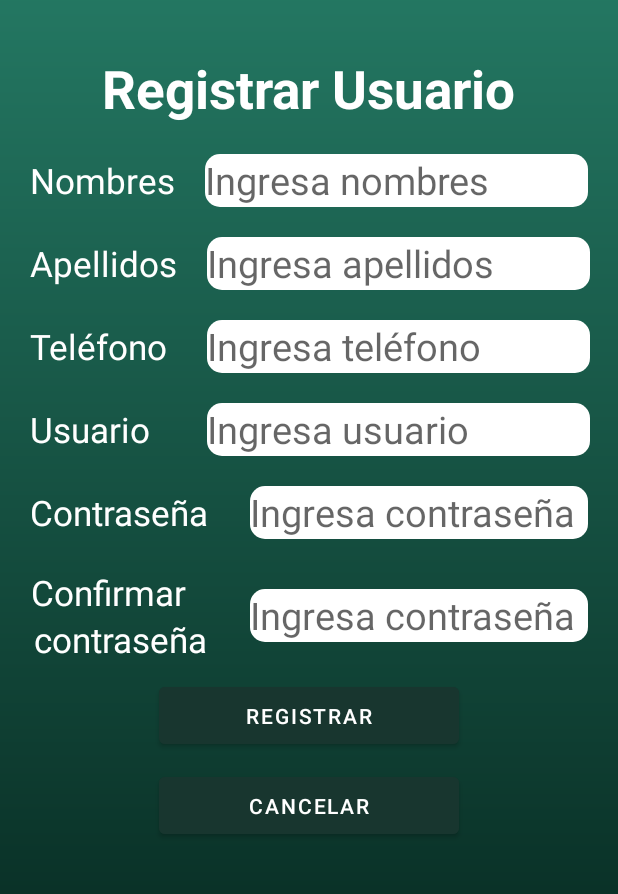
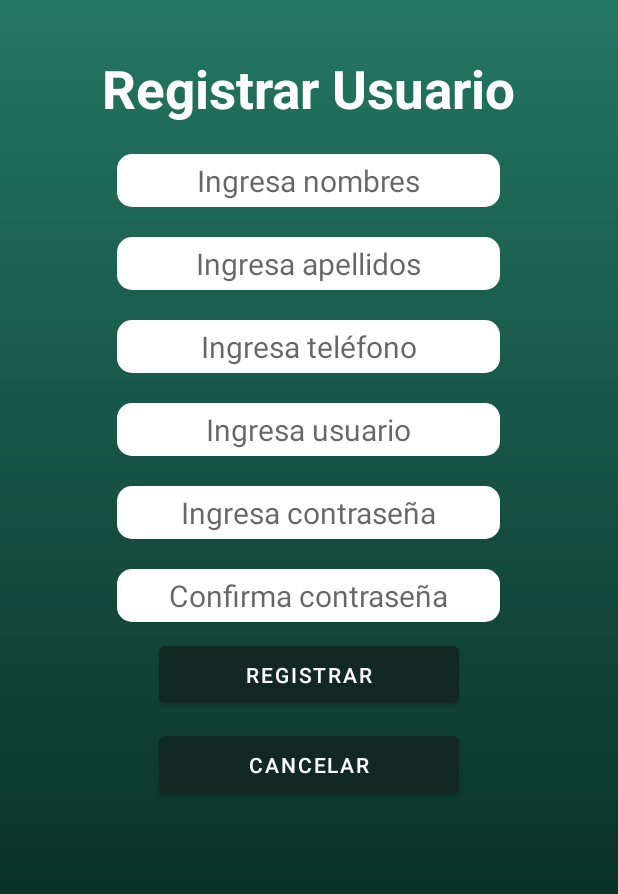
Before and after one commit to LuisT0p20/CarbonoZero, an Android app: the screen it shows after launch (CreateUser), after a tap on "Crear usuario", on a phone screen of 412 x 824 dp, the part 162-1056 px from its top. Run offline under Robolectric (Android 15) with nearby library versions, the phone set to English and light mode, and no system bars; pictures from the network do not load.

Commit message:
modified register user

```diff
--- a/app/build.gradle
+++ b/app/build.gradle
@@ -8,7 +8,7 @@ android {
 
     defaultConfig {
         applicationId "com.example.clase1"
-        minSdk 24
+        minSdk 28
         targetSdk 33
         versionCode 1
         versionName "1.0"
@@ -30,12 +30,12 @@ android {
 
 dependencies {
 
-    implementation 'androidx.appcompat:appcompat:1.4.1'
-    implementation 'com.google.android.material:material:1.5.0'
-    implementation 'androidx.constraintlayout:constraintlayout:2.1.3'
+    implementation 'androidx.appcompat:appcompat:1.6.1'
+    implementation 'com.google.android.material:material:1.8.0'
+    implementation 'androidx.constraintlayout:constraintlayout:2.1.4'
     testImplementation 'junit:junit:4.13.2'
-    androidTestImplementation 'androidx.test.ext:junit:1.1.3'
-    androidTestImplementation 'androidx.test.espresso:espresso-core:3.4.0'
+    androidTestImplementation 'androidx.test.ext:junit:1.1.5'
+    androidTestImplementation 'androidx.test.espresso:espresso-core:3.5.1'
     implementation 'androidx.cardview:cardview:1.0.0'
     implementation 'com.github.bumptech.glide:glide:4.12.0'
 }
--- a/app/src/main/AndroidManifest.xml
+++ b/app/src/main/AndroidManifest.xml
@@ -25,7 +25,6 @@
             android:exported="true">
             <intent-filter>
                 <action android:name="android.intent.action.MAIN" />
-
                 <category android:name="android.intent.category.LAUNCHER" />
             </intent-filter>
         </activity>
--- a/app/src/main/java/com/example/clase1/Starting.java
+++ b/app/src/main/java/com/example/clase1/Starting.java
@@ -20,7 +20,7 @@ public class Starting extends AppCompatActivity {
         loading = findViewById(R.id.loading);
         String url_loading = "https://usagif.com/wp-content/uploads/loading-25.gif";
         Uri urlplace = Uri.parse(url_loading);
-        Glide.with(getApplicationContext()).load(url_loading).into(loading);
+        Glide.with(getApplicationContext()).load(urlplace).into(loading);
         handler.postDelayed(new Runnable() {
             @Override
             public void run() {
--- a/app/src/main/res/layout/activity_create_user.xml
+++ b/app/src/main/res/layout/activity_create_user.xml
@@ -47,70 +47,46 @@
         android:layout_marginTop="35dp"
         android:text="Registrar Usuario" />
     <LinearLayout
+        android:layout_gravity="center"
         android:layout_marginTop="20dp"
         android:layout_width="wrap_content"
         android:layout_height="wrap_content">
-        <TextView
-            android:layout_marginLeft="20dp"
-            android:id="@+id/textView4"
-            android:layout_width="wrap_content"
-            android:layout_gravity="center"
-            android:layout_height="wrap_content"
-            android:textSize="23dp"
-            android:textColor="@color/white"
-            android:text="Nombres" />
+
         <EditText
-            android:layout_marginLeft="20dp"
             android:layout_width="255dp"
             android:layout_height="35dp"
-            android:layout_gravity="center"
-            android:textSize="25dp"
+            android:gravity="center"
+            android:textSize="20dp"
             android:textColor="@color/black"
             android:hint="Ingresa nombres"
             android:background="@drawable/rounded_corners"></EditText>
     </LinearLayout>
     <LinearLayout
         android:layout_marginTop="20dp"
+        android:layout_gravity="center"
         android:layout_width="wrap_content"
         android:layout_height="wrap_content">
-        <TextView
-            android:layout_marginLeft="20dp"
-            android:id="@+id/textView12"
-            android:layout_width="wrap_content"
-            android:layout_gravity="center"
-            android:layout_height="wrap_content"
-            android:textSize="23dp"
-            android:textColor="@color/white"
-            android:text="Apellidos" />
+
         <EditText
-            android:layout_marginLeft="20dp"
             android:layout_width="255dp"
             android:layout_height="35dp"
-            android:layout_gravity="center"
-            android:textSize="25dp"
+            android:gravity="center"
+            android:textSize="20dp"
             android:textColor="@color/black"
             android:hint="Ingresa apellidos"
             android:background="@drawable/rounded_corners"></EditText>
     </LinearLayout>
     <LinearLayout
         android:layout_marginTop="20dp"
+        android:layout_gravity="center"
         android:layout_width="wrap_content"
         android:layout_height="wrap_content">
-        <TextView
-            android:layout_marginLeft="20dp"
-            android:id="@+id/textView13"
-            android:layout_width="wrap_content"
-            android:layout_gravity="center"
-            android:layout_height="wrap_content"
-            android:textSize="23dp"
-            android:textColor="@color/white"
-            android:text="Teléfono " />
+
         <EditText
-            android:layout_marginLeft="20dp"
             android:layout_width="255dp"
             android:layout_height="35dp"
-            android:layout_gravity="center"
-            android:textSize="25dp"
+            android:gravity="center"
+            android:textSize="20dp"
             android:textColor="@color/black"
             android:hint="Ingresa teléfono"
             android:background="@drawable/rounded_corners"></EditText>
@@ -118,22 +94,15 @@
     <LinearLayout
         android:layout_marginTop="20dp"
         android:layout_width="wrap_content"
+        android:layout_gravity="center"
+        android:gravity="left"
         android:layout_height="wrap_content">
-        <TextView
-            android:layout_marginLeft="20dp"
-            android:id="@+id/textView14"
-            android:layout_width="wrap_content"
-            android:layout_gravity="center"
-            android:layout_height="wrap_content"
-            android:textSize="23dp"
-            android:textColor="@color/white"
-            android:text="Usuario   " />
+
         <EditText
-            android:layout_marginLeft="20dp"
             android:layout_width="255dp"
             android:layout_height="35dp"
-            android:layout_gravity="center"
-            android:textSize="25dp"
+            android:gravity="center"
+            android:textSize="20dp"
             android:textColor="@color/black"
             android:hint="Ingresa usuario"
             android:background="@drawable/rounded_corners"></EditText>
@@ -141,22 +110,14 @@
     <LinearLayout
         android:layout_marginTop="20dp"
         android:layout_width="wrap_content"
+        android:layout_gravity="center"
         android:layout_height="wrap_content">
-        <TextView
-            android:layout_marginLeft="20dp"
-            android:id="@+id/textView15"
-            android:layout_width="wrap_content"
-            android:layout_gravity="center"
-            android:layout_height="wrap_content"
-            android:textSize="23dp"
-            android:textColor="@color/white"
-            android:text="Contraseña" />
+
         <EditText
-            android:layout_marginLeft="27dp"
-            android:layout_width="225dp"
+            android:layout_width="255dp"
             android:layout_height="35dp"
-            android:layout_gravity="center"
-            android:textSize="25dp"
+            android:gravity="center"
+            android:textSize="20dp"
             android:inputType="textPassword"
             android:textColor="@color/black"
             android:hint="Ingresa contraseña"
@@ -167,46 +128,22 @@
     <LinearLayout
         android:layout_marginTop="20dp"
         android:layout_width="wrap_content"
+        android:layout_gravity="center"
         android:layout_height="wrap_content">
-
-        <LinearLayout
-            android:layout_width="wrap_content"
-            android:orientation="vertical"
-            android:layout_height="wrap_content">
-            <TextView
-                android:layout_marginLeft="14dp"
-                android:id="@+id/textView16"
-                android:layout_width="wrap_content"
-                android:layout_gravity="center"
-                android:layout_height="wrap_content"
-                android:textSize="23dp"
-                android:textColor="@color/white"
-                android:text="Confirmar    " />
-            <TextView
-                android:layout_marginLeft="10dp"
-                android:id="@+id/textView17"
-                android:layout_width="wrap_content"
-                android:layout_gravity="center"
-                android:layout_height="wrap_content"
-                android:textSize="23dp"
-                android:textColor="@color/white"
-                android:text="contraseña" />
-
-        </LinearLayout>
         <EditText
-            android:layout_marginLeft="25dp"
-            android:layout_width="225dp"
+            android:layout_width="255dp"
             android:layout_height="35dp"
-            android:layout_gravity="center"
-            android:textSize="25dp"
+            android:gravity="center"
+            android:textSize="20dp"
             android:inputType="textPassword"
             android:textColor="@color/black"
-            android:hint="Ingresa contraseña"
+            android:hint="Confirma contraseña"
             android:background="@drawable/rounded_corners"></EditText>
     </LinearLayout>
     <Button
         android:id="@+id/btn_create_user"
         android:layout_width="200dp"
+        android:elevation="4dp"
         android:layout_marginTop="10dp"
         android:layout_gravity="center"
         android:layout_height="50dp"
--- a/app/src/main/res/values/colors.xml
+++ b/app/src/main/res/values/colors.xml
@@ -7,7 +7,7 @@
     <color name="teal_700">#FF018786</color>
     <color name="black">#FF000000</color>
     <color name="white">#FFFFFFFF</color>
-    <color name="button">#18362F</color>
+    <color name="button">#122923</color>
     <color name="fondoInicio">#436A61</color>
     <color name="Checkbox">#539888</color>
 </resources>
```
